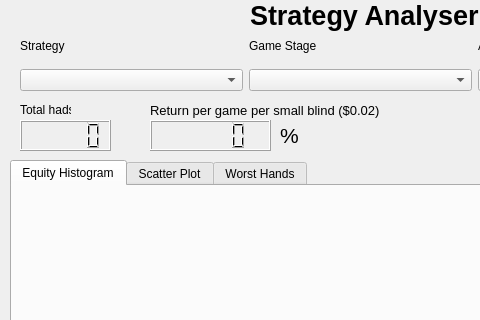
This is gui/gui_qt_ui_analyser.ui in dickreuter/Poker as Qt 5 draws it before an edit; both pictures show x 0 to 480 and y 0 to 320 of the 722 by 748 pixel window. The edited form follows.
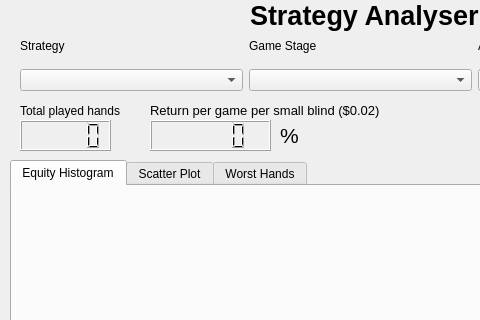
This is the edited form.

The edit to the form file:
```diff
--- a/gui/gui_qt_ui_analyser.ui
+++ b/gui/gui_qt_ui_analyser.ui
@@ -2,6 +2,9 @@
 <ui version="4.0">
  <class>Form</class>
  <widget class="QWidget" name="Form">
+  <property name="enabled">
+   <bool>true</bool>
+  </property>
   <property name="geometry">
    <rect>
     <x>0</x>
@@ -185,12 +188,12 @@
     <rect>
      <x>20</x>
      <y>100</y>
-     <width>51</width>
-     <height>20</height>
+     <width>101</width>
+     <height>21</height>
     </rect>
    </property>
    <property name="text">
-    <string>Total hads</string>
+    <string>Total played hands</string>
    </property>
   </widget>
   <widget class="QWidget" name="horizontalLayoutWidget_2">
```
